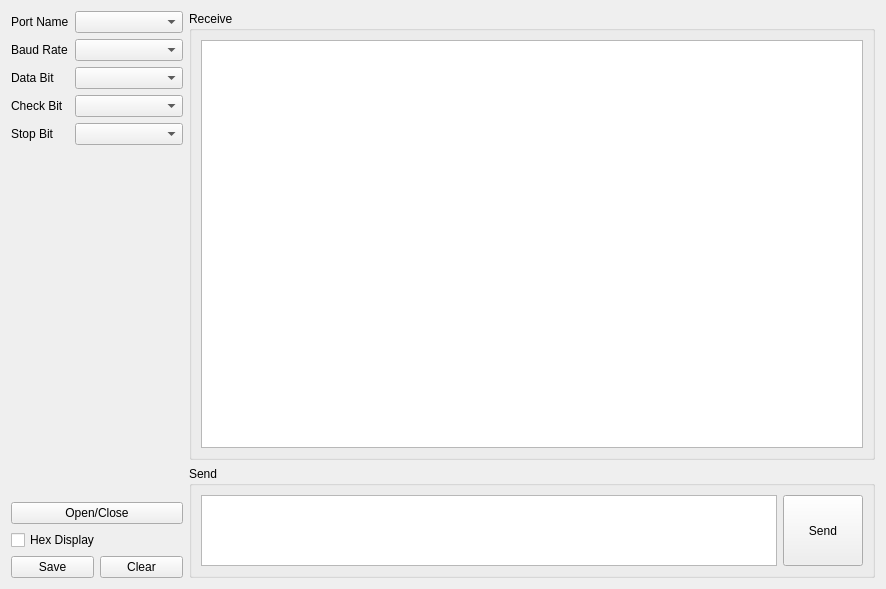
The window that form/serial/formserial.ui (MRsoymilk/MySerial) describes before a commit, drawn with Qt 5.
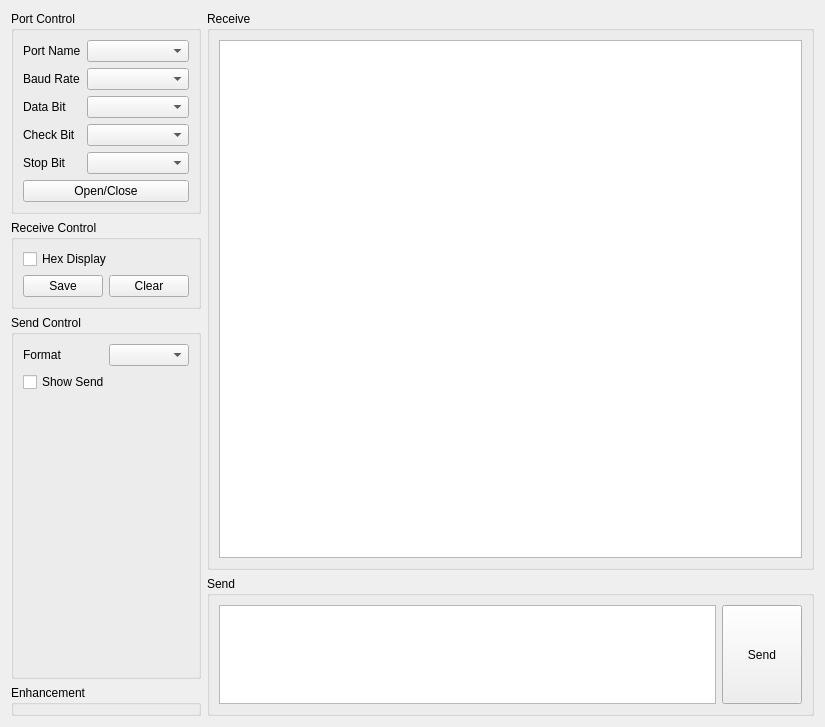
The same window after the commit.

Commit message: more function about serial

Patch:
```diff
--- a/form/serial/formserial.ui
+++ b/form/serial/formserial.ui
@@ -6,15 +6,21 @@
    <rect>
     <x>0</x>
     <y>0</y>
-    <width>886</width>
-    <height>589</height>
+    <width>825</width>
+    <height>727</height>
    </rect>
   </property>
   <property name="windowTitle">
    <string>Form</string>
   </property>
-  <layout class="QGridLayout" name="gridLayout_2" columnstretch="2,8" columnminimumwidth="0,0">
+  <layout class="QGridLayout" name="gridLayout_2">
    <item row="0" column="0">
+    <widget class="QGroupBox" name="groupBoxPortControl">
+     <property name="title">
+      <string>Port Control</string>
+     </property>
+     <layout class="QVBoxLayout" name="verticalLayout_4">
+      <item>
     <layout class="QFormLayout" name="formLayout">
      <item row="0" column="0">
       <widget class="QLabel" name="labelPortName">
@@ -68,7 +74,17 @@
      </item>
     </layout>
    </item>
-   <item row="0" column="1" rowspan="3">
+      <item>
+       <widget class="QPushButton" name="btnSerialSwitch">
+        <property name="text">
+         <string>Open/Close</string>
+        </property>
+       </widget>
+      </item>
+     </layout>
+    </widget>
+   </item>
+   <item row="0" column="1" rowspan="4">
     <layout class="QVBoxLayout" name="verticalLayout" stretch="8,2">
      <item>
       <widget class="QGroupBox" name="groupBoxReceive">
@@ -110,23 +126,20 @@
     </layout>
    </item>
    <item row="1" column="0">
-    <widget class="QPushButton" name="btnSerialSwitch">
-     <property name="text">
-      <string>Open/Close</string>
+    <widget class="QGroupBox" name="groupBoxReceiveControl">
+     <property name="title">
+      <string>Receive Control</string>
      </property>
-    </widget>
-   </item>
-   <item row="2" column="0">
-    <layout class="QGridLayout" name="gridLayout">
-     <item row="0" column="0">
+     <layout class="QVBoxLayout" name="verticalLayout_3">
+      <item>
       <widget class="QCheckBox" name="checkBoxHexDisplay">
        <property name="text">
         <string>Hex Display</string>
        </property>
       </widget>
      </item>
-     <item row="1" column="0">
-      <layout class="QHBoxLayout" name="horizontalLayout_2">
+      <item>
+       <layout class="QHBoxLayout" name="horizontalLayoutReceiveOperate">
        <item>
         <widget class="QPushButton" name="btnRecvSave">
          <property name="text">
@@ -144,6 +157,57 @@
       </layout>
      </item>
     </layout>
+    </widget>
+   </item>
+   <item row="2" column="0">
+    <widget class="QGroupBox" name="groupBoxSendControl">
+     <property name="title">
+      <string>Send Control</string>
+     </property>
+     <layout class="QGridLayout" name="gridLayout">
+      <item row="1" column="0">
+       <layout class="QHBoxLayout" name="horizontalLayout_2">
+        <item>
+         <widget class="QLabel" name="labelSendFormat">
+          <property name="text">
+           <string>Format</string>
+          </property>
+         </widget>
+        </item>
+        <item>
+         <widget class="QComboBox" name="cBoxSendFormat"/>
+        </item>
+       </layout>
+      </item>
+      <item row="3" column="0">
+       <spacer name="verticalSpacer">
+        <property name="orientation">
+         <enum>Qt::Orientation::Vertical</enum>
+        </property>
+        <property name="sizeHint" stdset="0">
+         <size>
+          <width>20</width>
+          <height>40</height>
+         </size>
+        </property>
+       </spacer>
+      </item>
+      <item row="2" column="0">
+       <widget class="QCheckBox" name="checkBoxShowSend">
+        <property name="text">
+         <string>Show Send</string>
+        </property>
+       </widget>
+      </item>
+     </layout>
+    </widget>
+   </item>
+   <item row="3" column="0">
+    <widget class="QGroupBox" name="groupBoxEnhancement">
+     <property name="title">
+      <string>Enhancement</string>
+     </property>
+    </widget>
    </item>
   </layout>
  </widget>
```
Lines whose indentation alone changed are shown as unchanged. The commit also changes 5 other files.
